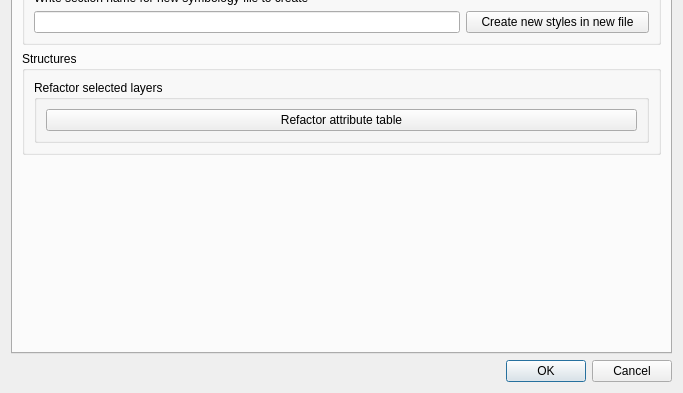
Qt form sugar_tools_dialog.ui (psigcat/sugartools) before a commit; both pictures show x 0 to 683 and y 399 to 792 of the 683 by 792 pixel window.
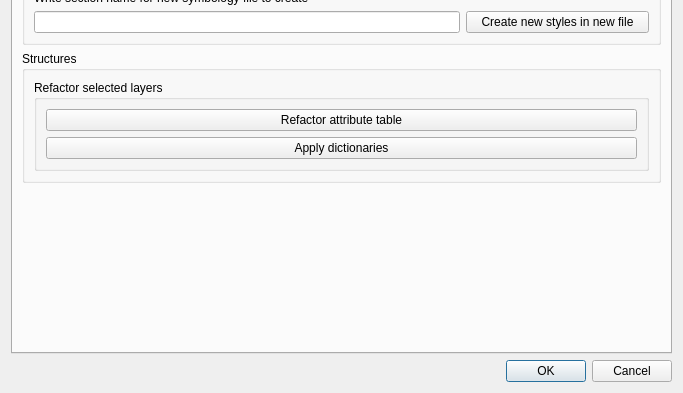
The same form after that commit. The open tabs and pages were chosen to show the change. Custom widgets are drawn as their Qt base class.

Commit message: add dict button to utils, see #48

```diff
--- a/sugar_tools_dialog.ui
+++ b/sugar_tools_dialog.ui
@@ -915,6 +915,13 @@
                </property>
               </widget>
              </item>
+             <item>
+              <widget class="QPushButton" name="refactor_structures_dict_btn">
+               <property name="text">
+                <string>Apply dictionaries</string>
+               </property>
+              </widget>
+             </item>
             </layout>
            </widget>
           </item>
```
